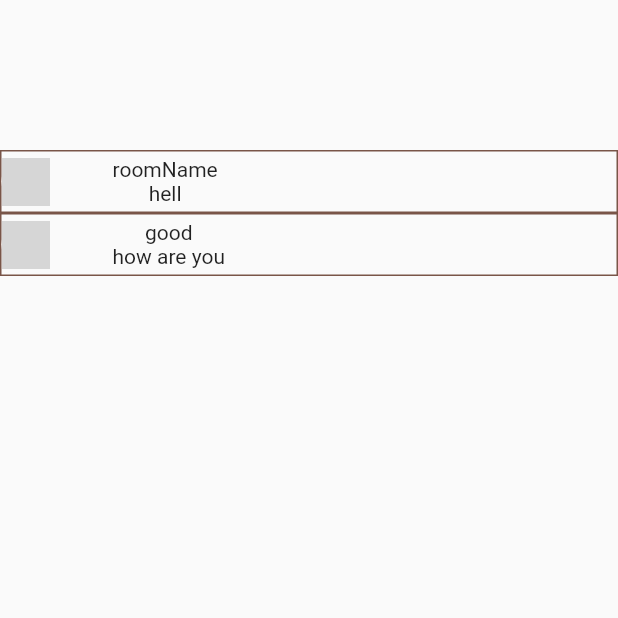
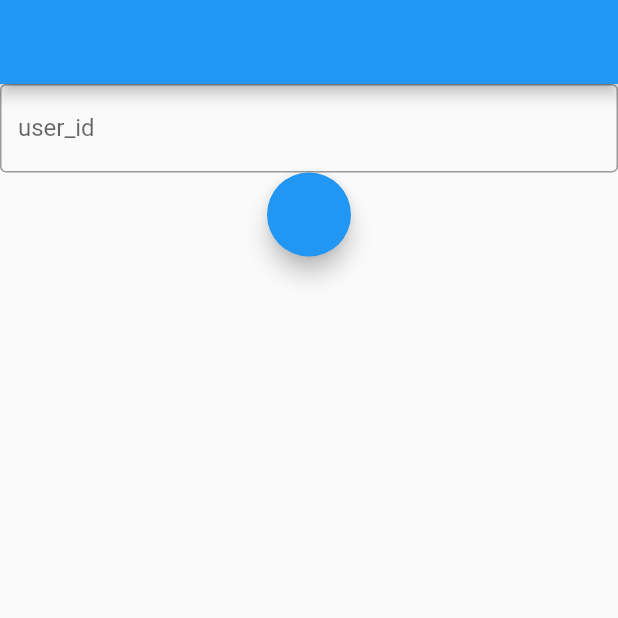
Before and after one commit to harrier999/Bulb-Talk, a Flutter app: the screen it shows after launch, on a phone screen of 412 x 824 dp, the top half of it. Run offline on Flutter 3.47's test engine with Material 2 defaults, Android fonts, the phone set to English and light mode, and no system bars; our stand-ins replace flutter_chat_types, flutter_chat_ui, flutter_dotenv, fluttertoast, get; grey boxes are pictures that could not be loaded.

Commit message:
[FEAT] Add login page

```diff
--- a/lib/Rooms.dart
+++ b/lib/Rooms.dart
@@ -1,5 +1,4 @@
 import 'package:flutter/material.dart';
-import 'package:flutter_chat_types/flutter_chat_types.dart' as types;
 import 'package:get/get.dart';
 
 import 'dart:convert';
@@ -23,34 +22,44 @@ class Rooms extends StatefulWidget {
 class _RoomsState extends State<Rooms> {
   @override
   Widget build(BuildContext context) {
-    return Column(
+    return Scaffold(
+      body: Column(
         children: [
           SizedBox(
             height: 100,
           ),
-        Room(roomName: "roomName", recentMessage: "hell", room_id: 31),
-        Room(roomName: "good", recentMessage: "how are you", room_id: 33),
+          Room(
+            roomName: "roomName",
+            recentMessage: "hell",
+            room_id: 31,
+            user_id: Get.arguments["user_id"],
+          ),
+          Room(
+            roomName: "good",
+            recentMessage: "how are you",
+            room_id: 33,
+            user_id: Get.arguments["user_id"],
+          ),
         ],
+      ),
     );
   }
 }
 
 class Room extends StatefulWidget {
-  const Room({
-    super.key,
+  const Room(
+      {super.key,
       required this.roomName,
       required this.recentMessage,
       // required this.numberOfUnreadMessages,
       required this.room_id,
+      required this.user_id
       // required this.messages,
       // required this.channel
       });
 
-  final user = const types.User(
-    id: "first",
-  );
-
   final String roomName;
+  final String user_id;
   final int room_id;
   final String recentMessage;
 
@@ -63,7 +72,8 @@ class _RoomState extends State<Room> {
   Widget build(BuildContext context) {
     return GestureDetector(
       onTap: () {
-        Get.to(() => Chatting(), arguments: {"room_id": widget.room_id});
+        Get.to(() => Chatting(),
+            arguments: {"room_id": widget.room_id, "user_id": widget.user_id});
       },
       child: Container(
         decoration: BoxDecoration(
--- a/lib/chatting.dart
+++ b/lib/chatting.dart
@@ -8,7 +8,6 @@ import 'dart:math';
 import 'package:flutter_dotenv/flutter_dotenv.dart';
 import 'package:fluttertoast/fluttertoast.dart';
 import 'package:get/get.dart';
-
 
 String randomString() {
   final random = Random.secure();
@@ -42,8 +41,10 @@ class _ChattingState extends State<Chatting> {
   }
 
   void getUserID() {
+    print("user_id: " + Get.arguments["user_id"]);
+    print("url: " + dotenv.env['CHATTING_SERVER_URL']!);
     user = types.User(
-        id: randomString(),
+        id: Get.arguments["user_id"],
         imageUrl:
             'https://blog.kakaocdn.net/dn/eERcfo/btqK7cioPfB/weKJpVnfZDk3RB2JOXBfTK/img.png');
   }
@@ -89,19 +90,17 @@ class _ChattingState extends State<Chatting> {
         user: user,
         showUserAvatars: true,
         showUserNames: true,
-
       ),
     );
   }
 
   void onSendPressed(types.PartialText message) {
     final textMessage = types.TextMessage(
-      author: user,
-      createdAt: DateTime.now().millisecondsSinceEpoch,
-      id: randomString(),
-      text: message.text,
-      roomId: "31"
-    );
+        author: user,
+        createdAt: DateTime.now().millisecondsSinceEpoch,
+        id: randomString(),
+        text: message.text,
+        roomId: "31");
     // setState(() {
     //   chat.insert(0, textMessage);
     // });
--- /dev/null
+++ b/lib/login.dart
@@ -0,0 +1,31 @@
+import 'package:flutter/material.dart';
+import 'package:get/get.dart';
+import 'package:bulbtalk/Rooms.dart';
+
+class LoginPage extends StatelessWidget {
+  LoginPage({super.key});
+  final myController = TextEditingController();
+
+  @override
+  Widget build(BuildContext context) => Scaffold(
+        body: Center(
+          child: Column(
+            children: [
+              TextField(
+                decoration: InputDecoration(
+                  border: OutlineInputBorder(),
+                  labelText: "user_id",
+                ),
+                controller: myController,
+              ),
+              FloatingActionButton(
+                onPressed: () => Get.to(
+                  Rooms(),
+                  arguments: {"user_id": myController.text},
+                ),
+              ),
+            ],
+          ),
+        ),
+      );
+}
--- a/lib/main.dart
+++ b/lib/main.dart
@@ -1,14 +1,10 @@
-import 'dart:convert';
-import 'dart:math';
-
-import 'package:bulbtalk/Rooms.dart';
+import 'package:bulbtalk/login.dart';
 import 'package:flutter/material.dart';
 import 'package:get/get.dart';
 
 import 'package:flutter_dotenv/flutter_dotenv.dart';
 
-
-void main() async{
+void main() async {
   await dotenv.load(fileName: '.env');
 
   runApp(const MyApp());
@@ -20,7 +16,8 @@ class MyApp extends StatelessWidget {
   @override
   Widget build(BuildContext context) => GetMaterialApp(
         home: Scaffold(
-          body: Rooms(),
+          appBar: AppBar(),
+          body: LoginPage(),
         ),
       );
 }
```
Lines whose indentation alone changed are shown as unchanged.
